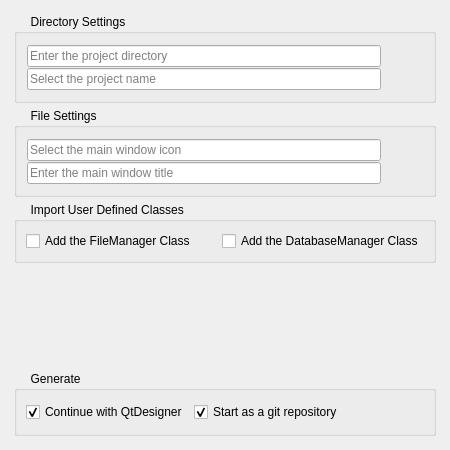
Old version of the form utilities/ui/pyqt_project_generator.ui in the repository muzafferbulut/pyqt5-project-starter.
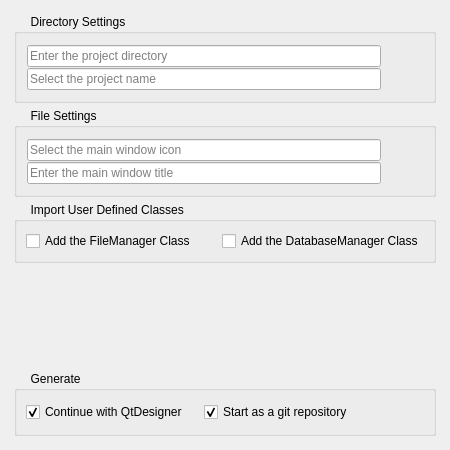
New version of the form. Icons and pictures are not drawn.

Commit message: arayüz düzenlendi

```diff
--- a/utilities/ui/pyqt_project_generator.ui
+++ b/utilities/ui/pyqt_project_generator.ui
@@ -13,12 +13,12 @@
   <property name="minimumSize">
    <size>
     <width>450</width>
-    <height>450</height>
+    <height>360</height>
    </size>
   </property>
   <property name="maximumSize">
    <size>
-    <width>800</width>
+    <width>600</width>
     <height>800</height>
    </size>
   </property>
@@ -288,8 +288,8 @@
         </property>
         <layout class="QVBoxLayout" name="verticalLayout">
          <item>
-          <layout class="QHBoxLayout" name="horizontalLayout_2">
-           <item>
+          <layout class="QGridLayout" name="gridLayout_5">
+           <item row="0" column="0">
             <widget class="QCheckBox" name="editWithQtDesignerCheck">
              <property name="text">
               <string>Continue with QtDesigner</string>
@@ -299,7 +299,7 @@
              </property>
             </widget>
            </item>
-           <item>
+           <item row="0" column="1">
             <widget class="QCheckBox" name="createGitRepo">
              <property name="text">
               <string>Start as a git repository</string>
@@ -309,11 +309,17 @@
              </property>
             </widget>
            </item>
-           <item>
+           <item row="0" column="2">
             <widget class="QPushButton" name="generateProjectButton">
              <property name="enabled">
               <bool>true</bool>
              </property>
+             <property name="sizePolicy">
+              <sizepolicy hsizetype="Maximum" vsizetype="Maximum">
+               <horstretch>0</horstretch>
+               <verstretch>0</verstretch>
+              </sizepolicy>
+             </property>
              <property name="styleSheet">
               <string notr="true">QPushButton {
     color: white;
```
